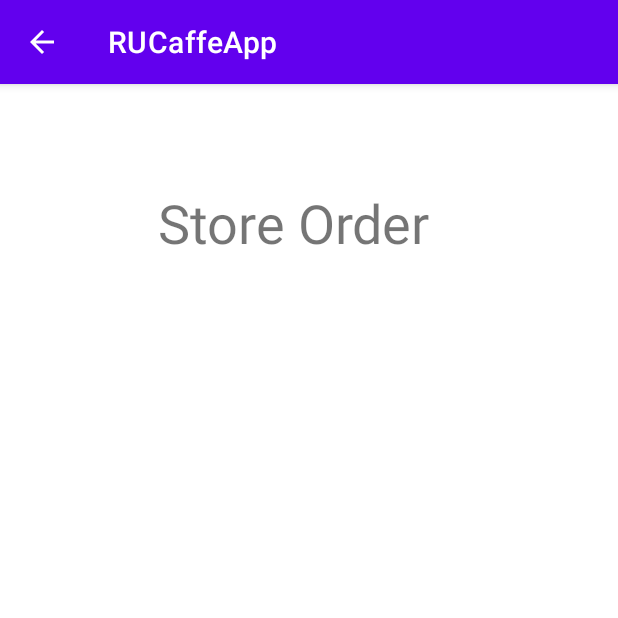
After one commit to DimitriVictor/RUCaffeApp, an Android app: the StoreOrderActivity screen opened directly, with no data from a screen before it, on a phone screen of 412 x 824 dp, the top half of it. The commit adds this screen. Run offline under Robolectric (Android 15) with nearby library versions, the phone set to English and light mode, and no system bars.

```diff
--- /dev/null
+++ b/app/src/main/java/com/example/rucaffeapp/StoreOrderActivity.java
@@ -0,0 +1,92 @@
+package com.example.rucaffeapp;
+
+import androidx.appcompat.app.AlertDialog;
+import androidx.appcompat.app.AppCompatActivity;
+
+import android.content.DialogInterface;
+import android.os.Bundle;
+import android.view.View;
+import android.widget.AdapterView;
+import android.widget.ArrayAdapter;
+import android.widget.ImageView;
+import android.widget.ListView;
+
+import java.util.ArrayList;
+import java.util.List;
+
+public class StoreOrderActivity extends AppCompatActivity implements AdapterView.OnItemClickListener {
+    ArrayAdapter<String> list_adapter;
+    ArrayList<String> store_orders;
+
+    private ListView storeOrdersListView;
+    @Override
+    protected void onCreate(Bundle savedInstanceState) {
+        super.onCreate(savedInstanceState);
+        setContentView(R.layout.activity_store_order);
+
+        storeOrdersListView = (ListView) findViewById(R.id.storeOrderListView);
+        storeOrdersListView.setOnItemClickListener(this);
+
+         store_orders = get_string_orders();
+
+        list_adapter = new ArrayAdapter<String>(this, android.R.layout.simple_list_item_1, store_orders);
+        storeOrdersListView.setAdapter(list_adapter);
+
+    }
+
+
+    @Override
+    public void onItemClick(AdapterView<?> parent, View view, int position, long id) {
+        remove(position);
+    }
+//need to create in string.xml
+    private String createString(ArrayList<String> specific_order_list, int orderNum){
+        String result = "Order# " + orderNum + " ";
+        for(int i = 0; i< specific_order_list.size(); i++){
+            result += specific_order_list.get(i) + " ";
+        }
+        return result;
+    }
+
+    private ArrayList<String> get_string_orders(){
+
+        ArrayList<String> store_orders = new ArrayList<>();
+        ArrayList<Integer> all_order_nums = MainActivity.storeOrder.getNumList();
+
+        for(int i = 0; i< all_order_nums.size(); i++){
+
+            int order_index = all_order_nums.get(i);
+            ArrayList<String> specific_order_list = MainActivity.storeOrder.getOrder(i).getOrderList();
+            store_orders.add(createString(specific_order_list, order_index));
+
+        }
+        return  store_orders;
+    }
+
+    public void remove(int position){
+        AlertDialog.Builder alert = new AlertDialog.Builder(this);
+        alert.setMessage(R.string.deleteThisMessage).setTitle(R.string.confirmation);
+        alert.setPositiveButton(R.string.yes, new DialogInterface.OnClickListener() {
+            public void onClick(DialogInterface dialog, int which) {
+                MainActivity.storeOrder.remove(MainActivity.storeOrder.getOrder(position));
+                store_orders.remove(position);
+                list_adapter.notifyDataSetChanged();
+            }
+        });
+        alert.setNegativeButton(R.string.no, new DialogInterface.OnClickListener() {
+            public void onClick(DialogInterface dialog, int which) {
+                return;
+            }
+        });
+        AlertDialog dialog = alert.create();
+        dialog.show();
+
+    }
+
+    public void updateListView(){
+
+    }
+
+
+
+}
--- /dev/null
+++ b/app/src/main/res/layout/activity_store_order.xml
@@ -0,0 +1,32 @@
+<?xml version="1.0" encoding="utf-8"?>
+<androidx.constraintlayout.widget.ConstraintLayout xmlns:android="http://schemas.android.com/apk/res/android"
+    xmlns:app="http://schemas.android.com/apk/res-auto"
+    xmlns:tools="http://schemas.android.com/tools"
+    android:layout_width="match_parent"
+    android:layout_height="match_parent"
+    tools:context=".StoreOrderActivity">
+
+    <TextView
+        android:id="@+id/textView3"
+        android:layout_width="201dp"
+        android:layout_height="61dp"
+        android:layout_marginLeft="105dp"
+        android:layout_marginStart="105dp"
+        android:layout_marginTop="68dp"
+        android:text="Store Order"
+        android:textSize="36sp"
+        app:layout_constraintStart_toStartOf="parent"
+        app:layout_constraintTop_toTopOf="parent" />
+
+    <ListView
+        android:id="@+id/storeOrderListView"
+        android:layout_width="335dp"
+        android:layout_height="367dp"
+        android:layout_marginEnd="38dp"
+        android:layout_marginRight="38dp"
+        android:layout_marginTop="53dp"
+        android:background="#FFFFFF"
+        app:layout_constraintEnd_toEndOf="parent"
+        app:layout_constraintTop_toBottomOf="@+id/textView3" />
+
+</androidx.constraintlayout.widget.ConstraintLayout>
--- a/app/src/main/res/values/strings.xml
+++ b/app/src/main/res/values/strings.xml
@@ -43,5 +43,12 @@
     <string name="coffeeSuccess">Coffee Added Sucessfully</string>
     <string name="coffeeFail">Failed To Order Coffee</string>
     <string name="coffeename">Order Coffee</string>
+    <string name="invalidOrder">No Order Available To Add</string>
+    <string name="orderConfirmed">Thank You For Placing An Order</string>
+    <string name="deleteThisMessage">Do You Want To Delete This?</string>
+    <string name="confirmation">Confirmation</string>
+    <string name="no">No</string>
+    <string name="yes" />
+    <string name="placeOrder">Do You Want To Place Order?</string>
 
 </resources>
```
Also changed, not shown: app/src/main/AndroidManifest.xml (+6 -2 lines), app/src/main/java/com/example/rucaffeapp/MainActivity.java (+13 -0 lines), app/src/main/java/com/example/rucaffeapp/ViewOrder.java (+16 -3 lines).
